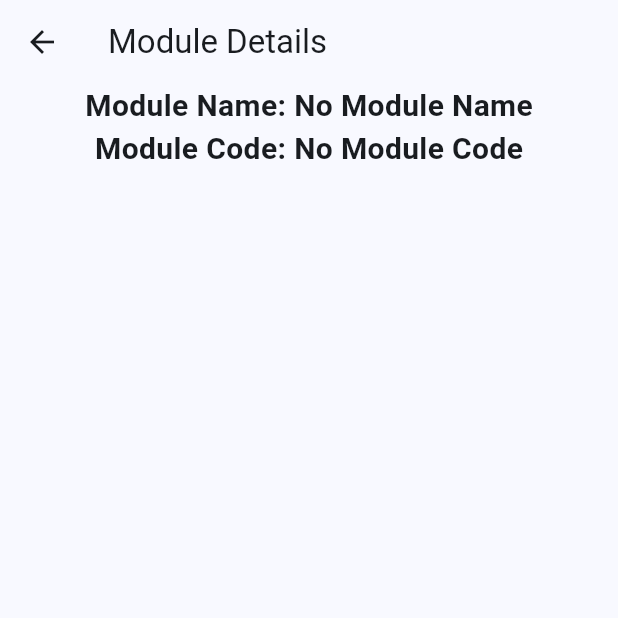
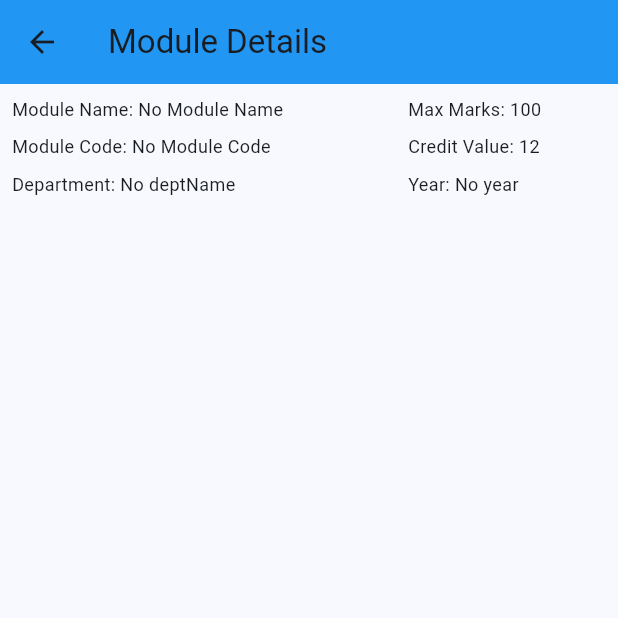
Before and after one commit to NOY10/ExamCellApp, a Flutter app: the ModuleResultPage screen opened by its route, on a phone screen of 412 x 824 dp, the top half of it. Run offline on Flutter 3.47's test engine with Material 2 defaults, Android fonts, the phone set to English and light mode, and no system bars; our stand-ins replace firebase_auth, firebase_core; accounts and stored records are empty.

Commit message:
Examcell

```diff
--- a/lib/main.dart
+++ b/lib/main.dart
@@ -34,7 +34,7 @@ class MyApp extends StatelessWidget {
       routes: {
         // The home screen route
         '/login/': (context) => const LoginView(), // The login screen route
-        '/moduleDetails': (context) => ModuleResultPage(),
+        '/moduleResultPage': (context) => ModuleResultPage(),
       },
     );
   }
--- a/lib/views/Examcell/Dashboard/DeptResult.dart
+++ b/lib/views/Examcell/Dashboard/DeptResult.dart
@@ -101,6 +101,7 @@ class _DeptResultState extends State<DeptResult> {
                 return Center(
                   child: YearDepartments(
                     deptList: dept,
+                    year: (index + 1).toString(),
                     moduleData: moduleData,
                     moduleCodeData: moduleCodeData,
                   ),
@@ -127,11 +128,13 @@ class _DeptResultState extends State<DeptResult> {
 
 class YearDepartments extends StatelessWidget {
   final List<String> deptList;
+  final String year;
   final Map<String, List<String>> moduleData;
   final Map<String, List<String>> moduleCodeData;
 
   YearDepartments({
     required this.deptList,
+    required this.year,
     required this.moduleData,
     required this.moduleCodeData,
   });
@@ -159,9 +162,10 @@ class YearDepartments extends StatelessWidget {
                 title: Department(deptName: deptName),
                 children: [
                   ModuleList(
-                    moduleList: moduleData[deptName] ?? [],
-                    moduleCodeList: moduleCodeData[deptName] ?? [],
-                  ),
+                      moduleList: moduleData[deptName] ?? [],
+                      moduleCodeList: moduleCodeData[deptName] ?? [],
+                      deptNames: deptName,
+                      year: year),
                 ],
               ),
             ),
--- a/lib/views/Examcell/Dashboard/ModuleList.dart
+++ b/lib/views/Examcell/Dashboard/ModuleList.dart
@@ -3,11 +3,14 @@ import 'package:flutter/material.dart';
 class ModuleList extends StatelessWidget {
   final List<String> moduleList;
   final List<String> moduleCodeList;
+  final String deptNames;
+  final String year;
 
-  ModuleList({
-    required this.moduleList,
-    required this.moduleCodeList,
-  });
+  ModuleList(
+      {required this.moduleList,
+      required this.moduleCodeList,
+      required this.deptNames,
+      required this.year});
 
   @override
   Widget build(BuildContext context) {
@@ -15,6 +18,7 @@ class ModuleList extends StatelessWidget {
       children: List.generate(moduleList.length, (index) {
         final moduleName = moduleList[index];
         final moduleCode = moduleCodeList[index];
+        final deptName = deptNames;
         return Padding(
           padding: const EdgeInsets.all(5.0),
           child: Container(
@@ -63,9 +67,11 @@ class ModuleList extends StatelessWidget {
                 GestureDetector(
                   onTap: () {
                     Navigator.of(context)
-                        .pushNamed('/moduleDetails', arguments: {
+                        .pushNamed('/moduleResultPage', arguments: {
                       'moduleName': moduleName,
                       'moduleCode': moduleCode,
+                      'deptName': deptName,
+                      'year': year,
                     });
                   },
                   child: Icon(Icons.arrow_forward, color: Colors.blue),
--- a/lib/views/Examcell/Dashboard/ModuleResultPage.dart
+++ b/lib/views/Examcell/Dashboard/ModuleResultPage.dart
@@ -7,30 +7,101 @@ class ModuleResultPage extends StatelessWidget {
         ModalRoute.of(context)!.settings.arguments as Map<String, String>?;
     final String moduleName = args?['moduleName'] ?? 'No Module Name';
     final String moduleCode = args?['moduleCode'] ?? 'No Module Code';
+    final String deptaName = args?['deptName'] ?? 'No deptName';
+    final String year = args?['year'] ?? 'No year';
+
+    TableRow _tableRow1 = TableRow(
+      children: <Widget>[
+        Padding(
+          padding: EdgeInsets.only(top: 0),
+          child: Text(
+            "Module Name: $moduleName",
+            style: TextStyle(
+              fontSize: 12,
+            ),
+          ),
+        ),
+        Padding(
+          padding: EdgeInsets.only(top: 0),
+          child: Text(
+            "Max Marks: 100",
+            textAlign: TextAlign.start,
+            style: TextStyle(
+              fontSize: 12,
+            ),
+          ),
+        ),
+      ],
+    );
+
+    TableRow _tableRow2 = TableRow(
+      children: <Widget>[
+        Padding(
+          padding: EdgeInsets.only(top: 8),
+          child: Text(
+            "Module Code: $moduleCode",
+            style: TextStyle(
+              fontSize: 12,
+            ),
+          ),
+        ),
+        Padding(
+          padding: EdgeInsets.only(top: 8),
+          child: Text(
+            "Credit Value: 12",
+            textAlign: TextAlign.start,
+            style: TextStyle(
+              fontSize: 12,
+            ),
+          ),
+        ),
+      ],
+    );
+
+    TableRow _tableRow3 = TableRow(
+      children: <Widget>[
+        Padding(
+          padding: EdgeInsets.only(top: 8),
+          child: Text(
+            "Department: $deptaName",
+            style: TextStyle(
+              fontSize: 12,
+            ),
+          ),
+        ),
+        Padding(
+          padding: EdgeInsets.only(top: 8),
+          child: Text(
+            "Year: $year",
+            textAlign: TextAlign.start,
+            style: TextStyle(
+              fontSize: 12,
+            ),
+          ),
+        ),
+      ],
+    );
 
     return Scaffold(
       appBar: AppBar(
         title: Text('Module Details'),
+        backgroundColor: Colors.blue,
       ),
-      body: Center(
-        child: Column(
-          children: [
-            Text(
-              'Module Name: $moduleName',
-              style: TextStyle(
-                fontSize: 20,
-                fontWeight: FontWeight.bold,
-              ),
-            ),
-            Text(
-              'Module Code: $moduleCode',
-              style: TextStyle(
-                fontSize: 20,
-                fontWeight: FontWeight.bold,
-              ),
-            ),
-            // Add more details as needed
-          ],
+      body: Padding(
+        padding: EdgeInsets.all(8),
+        child: Align(
+          alignment: Alignment.topCenter,
+          child: Table(
+            columnWidths: {
+              0: FlexColumnWidth(2.0), // Make the first column twice the size
+              1: FlexColumnWidth(1.0), // Second column
+            },
+            children: <TableRow>[
+              _tableRow1,
+              _tableRow2,
+              _tableRow3,
+            ],
+          ),
         ),
       ),
     );
```
